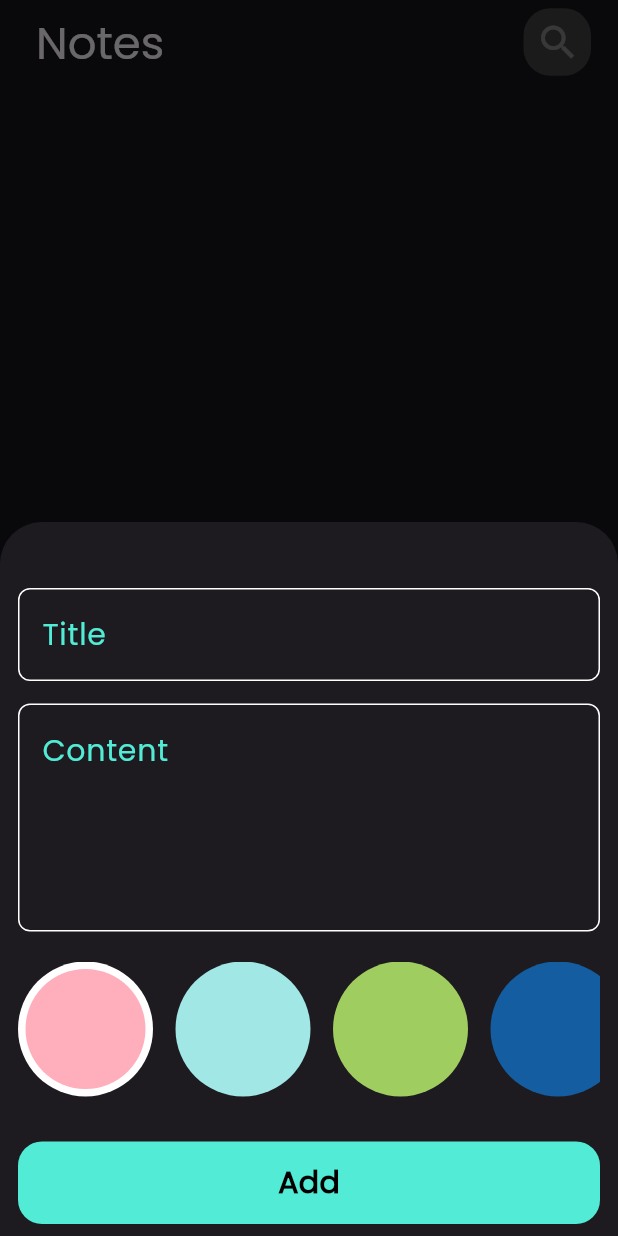
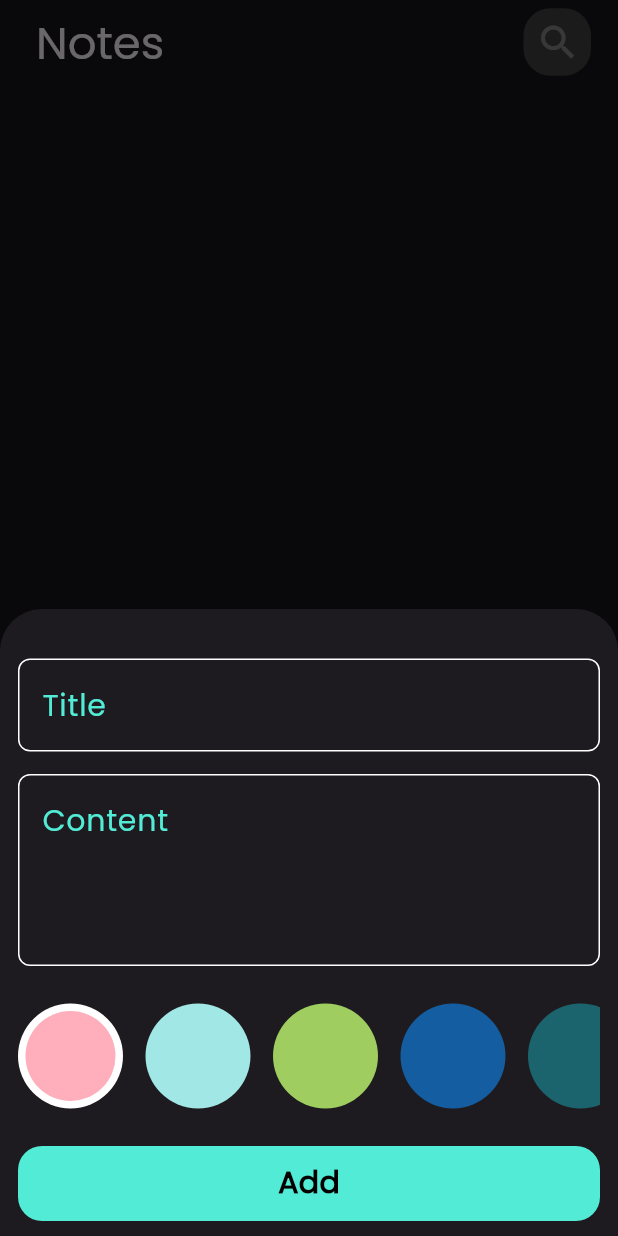
Before and after one commit to NajeebHallak/notes_app, a Flutter app: the screen it shows after launch, after a tap on the "add" icon, on a phone screen of 412 x 824 dp. Run offline on Flutter 3.47's test engine with Material 3 defaults, Android fonts, the phone set to English and light mode, and no system bars; our stand-ins replace bloc, flutter_bloc, font_awesome_flutter, hive, hive_flutter; accounts and stored records are empty.

Commit message:
the size is edit

```diff
--- a/lib/cubit/LoadeNoteCubit/loade_the_note_cubit.dart
+++ b/lib/cubit/LoadeNoteCubit/loade_the_note_cubit.dart
@@ -10,7 +10,7 @@ part 'loade_the_note_state.dart';
 
 class LoadeTheNoteCubit extends Cubit<LoadeTheNoteState> {
   LoadeTheNoteCubit() : super(LoadeTheNoteInitial());
-  Color? colors;
+
   List<NotesModel>? notesModel;
   LoadeTheNote() {
     var myBox = Hive.box<NotesModel>(kPrimaryBox);
--- a/lib/widget/button_add_notes_in_button_sheet.dart
+++ b/lib/widget/button_add_notes_in_button_sheet.dart
@@ -16,7 +16,7 @@ class ButtonAddNotes extends StatelessWidget {
     return GestureDetector(
       onTap: onTap,
       child: Container(
-        height: 55,
+        height: 50,
         width: MediaQuery.of(context).size.width,
         decoration: BoxDecoration(
             borderRadius: BorderRadius.circular(16), color: kPrimaryColor),
--- a/lib/widget/circle_color.dart
+++ b/lib/widget/circle_color.dart
@@ -14,10 +14,10 @@ class CircleColor extends StatelessWidget {
         ? Padding(
             padding: const EdgeInsets.only(right: 15),
             child: CircleAvatar(
-              radius: 45,
+              radius: 35,
               backgroundColor: Colors.white,
               child: CircleAvatar(
-                radius: 40,
+                radius: 30,
                 backgroundColor: colors,
               ),
             ),
@@ -25,7 +25,7 @@ class CircleColor extends StatelessWidget {
         : Padding(
             padding: const EdgeInsets.only(right: 15),
             child: CircleAvatar(
-              radius: 45,
+              radius: 35,
               backgroundColor: colors,
             ),
           );
--- a/lib/widget/custom_container_notes.dart
+++ b/lib/widget/custom_container_notes.dart
@@ -32,7 +32,7 @@ class CustomContainerNotes extends StatelessWidget {
                 notesModel.title,
                 style: const TextStyle(
                   color: Colors.black,
-                  fontSize: 30,
+                  fontSize: 25,
                   fontWeight: FontWeight.bold,
                 ),
               ),
@@ -41,7 +41,7 @@ class CustomContainerNotes extends StatelessWidget {
                 child: Text(
                   notesModel.subTitle,
                   style: TextStyle(
-                    fontSize: 20,
+                    fontSize: 15,
                     color: Colors.black.withOpacity(0.4),
                   ),
                 ),
@@ -56,7 +56,7 @@ class CustomContainerNotes extends StatelessWidget {
                   icon: const Icon(
                     FontAwesomeIcons.trash,
                     color: Colors.black,
-                    size: 30,
+                    size: 25,
                   ),
                 ),
               ),
--- a/lib/widget/custom_form_fild.dart
+++ b/lib/widget/custom_form_fild.dart
@@ -1,5 +1,3 @@
-import 'dart:math';
-
 import 'package:flutter/material.dart';
 import 'package:flutter_bloc/flutter_bloc.dart';
 import 'package:intl/intl.dart';
@@ -24,27 +22,27 @@ NotesModel? notesModel;
 String? title, subTitle;
 
 class _CustomFormFildState extends State<CustomFormFild> {
-  final List<Color> colors = const [
-    Color(0xFFCD93D7),
-    Color(0xFF7EDEEC),
-    Color(0xFFFECD7D),
-    Color(0xFFA98853),
-    Color(0xFFAA9D95),
-    Color(0xFFE6ED98),
-  ];
+  // final List<Color> colors = const [
+  //   Color(0xFFCD93D7),
+  //   Color(0xFF7EDEEC),
+  //   Color(0xFFFECD7D),
+  //   Color(0xFFA98853),
+  //   Color(0xFFAA9D95),
+  //   Color(0xFFE6ED98),
+  // ];
 
   Color? randomColor;
 
   @override
-  void initState() {
-    super.initState();
-    randomColor = getRandomColor();
-  }
+  // void initState() {
+  //   super.initState();
+  //   randomColor = getRandomColor();
+  // }
 
-  Color getRandomColor() {
-    final random = Random();
-    return colors[random.nextInt(colors.length)];
-  }
+  // Color getRandomColor() {
+  //   final random = Random();
+  //   return colors[random.nextInt(colors.length)];
+  // }
 
   @override
   Widget build(BuildContext context) {
@@ -54,7 +52,7 @@ class _CustomFormFildState extends State<CustomFormFild> {
       child: Column(
         children: [
           const SizedBox(
-            height: 32,
+            height: 21,
           ),
           CustomTetFormFild(
             onSaved: (value) {
@@ -70,15 +68,15 @@ class _CustomFormFildState extends State<CustomFormFild> {
             onSaved: (value) {
               subTitle = value;
             },
-            maxLines: 5,
+            maxLines: 4,
             hintText: 'Content',
           ),
           const SizedBox(
-            height: 20,
+            height: 15,
           ),
           const ListViewColorAdd(),
           const SizedBox(
-            height: 30,
+            height: 15,
           ),
           BlocBuilder<AddNoteCubitCubit, AddNoteCubitState>(
             builder: (context, state) {
@@ -92,7 +90,7 @@ class _CustomFormFildState extends State<CustomFormFild> {
                       title: title!,
                       subTitle: subTitle!,
                       color: BlocProvider.of<AddNoteCubitCubit>(context)
-                          .colors!
+                          .colors
                           .value,
                       date: formDate,
                     );
@@ -107,7 +105,7 @@ class _CustomFormFildState extends State<CustomFormFild> {
             },
           ),
           const SizedBox(
-            height: 8,
+            height: 10,
           ),
         ],
       ),
```
Also changed, not shown: lib/constans.dart (+7 -0 lines), lib/views/edit_notes_view.dart (+5 -6 lines), lib/widget/list_view_color_edit.dart (+13 -18 lines).
